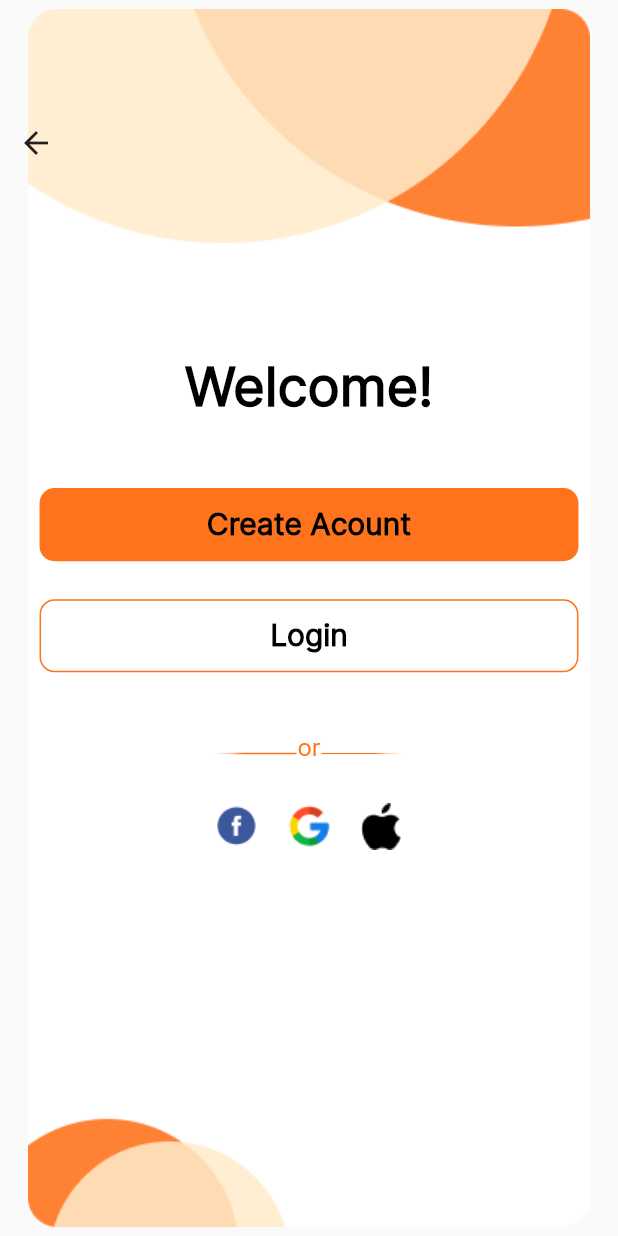
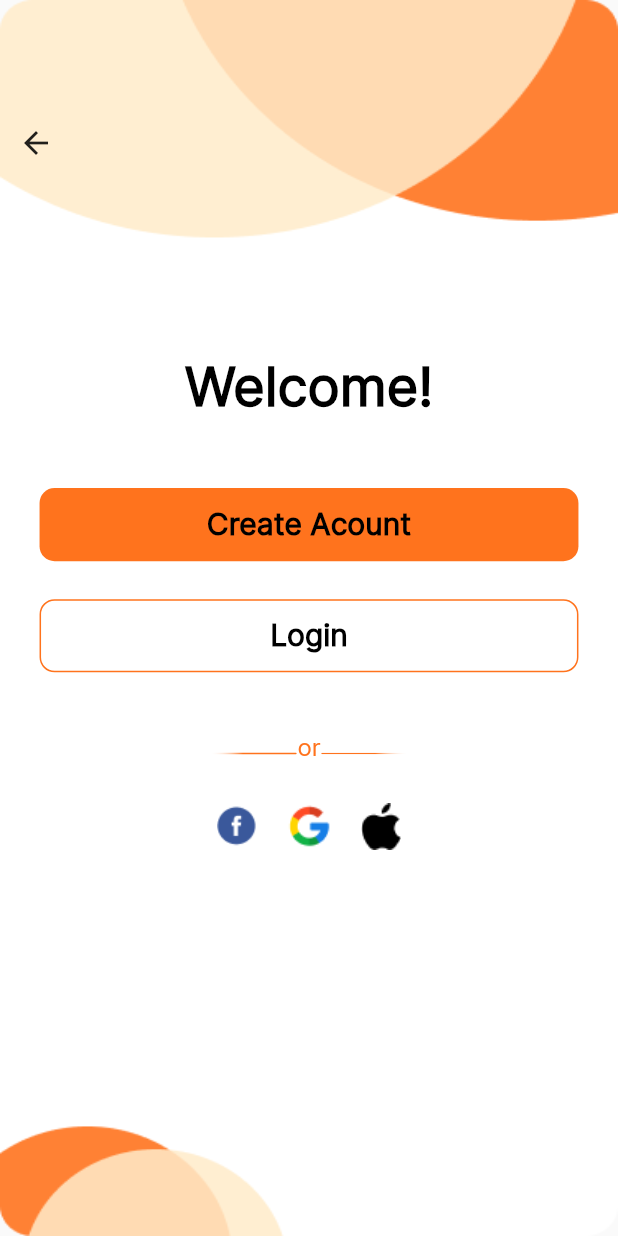
Before and after one commit to Karim-Monir/hotel_booking_app, a Flutter app: the WelcomeScreenAuth screen opened directly, on a phone screen of 412 x 824 dp. Run offline on Flutter 3.47's test engine with Material 2 defaults, Android fonts, the phone set to English and light mode, and no system bars; our stand-ins replace flutter_screenutil, flutter_svg, iconly.

Commit message:
forgetPassoword_screen  and finished

```diff
--- a/lib/main.dart
+++ b/lib/main.dart
@@ -1,5 +1,6 @@
 import 'package:flutter/material.dart';
 import 'package:flutter_screenutil/flutter_screenutil.dart';
+import 'package:hotel_booking_app/view/auth/forget_password_screen.dart';
 import 'package:hotel_booking_app/view/auth/login_screen.dart';
 import 'package:hotel_booking_app/view/auth/register_screen.dart';
 import 'package:hotel_booking_app/view/auth/welcome_screen_auth.dart';
@@ -21,7 +22,7 @@ class MyApp extends StatelessWidget {
       builder: (context, child) {
         return const MaterialApp(
           debugShowCheckedModeBanner: false,
-          home: LoginScreen(),
+          home: SplashScreen(),
         );
       },
     );
--- a/lib/view/auth/login_screen.dart
+++ b/lib/view/auth/login_screen.dart
@@ -119,7 +119,7 @@ class _LoginScreenState extends State<LoginScreen> {
                             onPressed: () {
                               Navigator.push(context, MaterialPageRoute(
                                 builder: (context) {
-                                  return const ForgetPasswordScreen();
+                                  return ForgetPasswordScreen();
                                 },
                               ));
                             },
--- a/lib/view/auth/welcome_screen_auth.dart
+++ b/lib/view/auth/welcome_screen_auth.dart
@@ -14,14 +14,21 @@ class WelcomeScreenAuth extends StatelessWidget {
   @override
   Widget build(BuildContext context) {
     return Scaffold(
-      body: Container(
-        height: double.infinity,
-        width: double.infinity,
-        decoration: const BoxDecoration(
-          image: DecorationImage(
-              image: AssetImage("assets/images/background.png")),
+        body: Stack(
+      children: [
+        const SizedBox(
+          height: double.infinity,
+          width: double.infinity,
+          child: DecoratedBox(
+            decoration: BoxDecoration(
+              image: DecorationImage(
+                image: AssetImage("assets/images/background.png"),
+                fit: BoxFit.fill,
+              ),
+            ),
+          ),
         ),
-        child: Column(
+        Column(
           crossAxisAlignment: CrossAxisAlignment.start,
           children: [
             SizedBox(
@@ -57,7 +64,7 @@ class WelcomeScreenAuth extends StatelessWidget {
                   onPreesed: () {
                     Navigator.push(context, MaterialPageRoute(
                       builder: (context) {
-                        return RegisterScreen();
+                        return const RegisterScreen();
                       },
                     ));
                   },
@@ -109,7 +116,7 @@ class WelcomeScreenAuth extends StatelessWidget {
             )),
           ],
         ),
-      ),
-    );
+      ],
+    ));
   }
 }
--- a/lib/view/splash/splash_screen.dart
+++ b/lib/view/splash/splash_screen.dart
@@ -54,7 +54,7 @@ class _SplashScreenState extends State<SplashScreen> {
   }
 
   void goToNextPage() {
-    Future.delayed(const Duration(seconds: 2), () {
+    Future.delayed(const Duration(seconds: 1), () {
       Navigator.push(context, MaterialPageRoute(
         builder: (context) {
           return const WelcomeScreen();
```
Also changed, not shown: lib/view/auth/forget_password_screen.dart (+92 -3 lines), lib/view/splash/welcome_screen.dart (+15 -4 lines).
